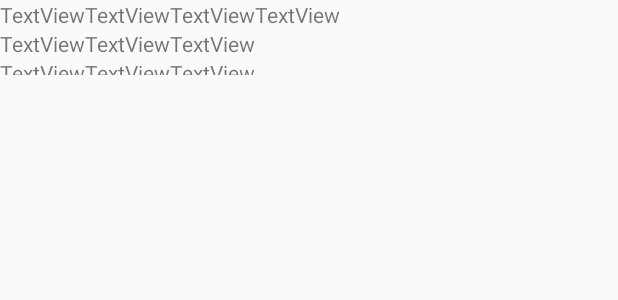
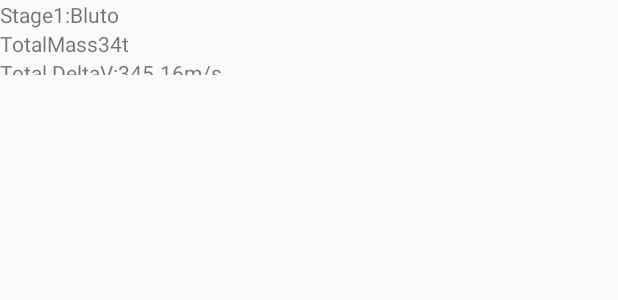
Before and after one commit to evandisoft/MultistageDeltavCalculator, an Android app: the layout rocket_stage_group_view.xml on its own in the app's theme, with its tools: preview values and no code run, on a phone screen of 412 x 824 dp. Shown: the top 300 px of the screen. Run offline under Robolectric (Android 15) with nearby library versions, the phone set to English and light mode, and no system bars.

Commit message:
rocket stage group more details

```diff
--- a/app/src/main/res/layout/rocket_stage_group_view.xml
+++ b/app/src/main/res/layout/rocket_stage_group_view.xml
@@ -23,25 +23,25 @@
                     android:id="@+id/textView"
                     android:layout_width="match_parent"
                     android:layout_height="wrap_content"
-                    android:text="TextView" />
+                    android:text="Stage" />
 
                 <TextView
                     android:id="@+id/textView2"
                     android:layout_width="match_parent"
                     android:layout_height="wrap_content"
-                    android:text="TextView" />
+                    android:text="1" />
 
                 <TextView
                     android:id="@+id/textView3"
                     android:layout_width="match_parent"
                     android:layout_height="wrap_content"
-                    android:text="TextView" />
+                    android:text=":" />
 
                 <TextView
                     android:id="@+id/textView4"
                     android:layout_width="match_parent"
                     android:layout_height="wrap_content"
-                    android:text="TextView" />
+                    android:text="Bluto" />
             </LinearLayout>
 
             <LinearLayout
@@ -54,21 +54,21 @@
                     android:layout_width="match_parent"
                     android:layout_height="wrap_content"
                     android:layout_weight="1"
-                    android:text="TextView" />
+                    android:text="TotalMass" />
 
                 <TextView
                     android:id="@+id/textView12"
                     android:layout_width="match_parent"
                     android:layout_height="wrap_content"
                     android:layout_weight="1"
-                    android:text="TextView" />
+                    android:text="34" />
 
                 <TextView
                     android:id="@+id/textView13"
                     android:layout_width="match_parent"
                     android:layout_height="wrap_content"
                     android:layout_weight="1"
-                    android:text="TextView" />
+                    android:text="t" />
             </LinearLayout>
 
             <LinearLayout
@@ -81,21 +81,21 @@
                     android:layout_width="match_parent"
                     android:layout_height="wrap_content"
                     android:layout_weight="1"
-                    android:text="TextView" />
+                    android:text="Total DeltaV:" />
 
                 <TextView
                     android:id="@+id/textView9"
                     android:layout_width="match_parent"
                     android:layout_height="wrap_content"
                     android:layout_weight="1"
-                    android:text="TextView" />
+                    android:text="345.16" />
 
                 <TextView
                     android:id="@+id/textView10"
                     android:layout_width="match_parent"
                     android:layout_height="wrap_content"
                     android:layout_weight="1"
-                    android:text="TextView" />
+                    android:text="m/s" />
             </LinearLayout>
 
         </LinearLayout>
```
